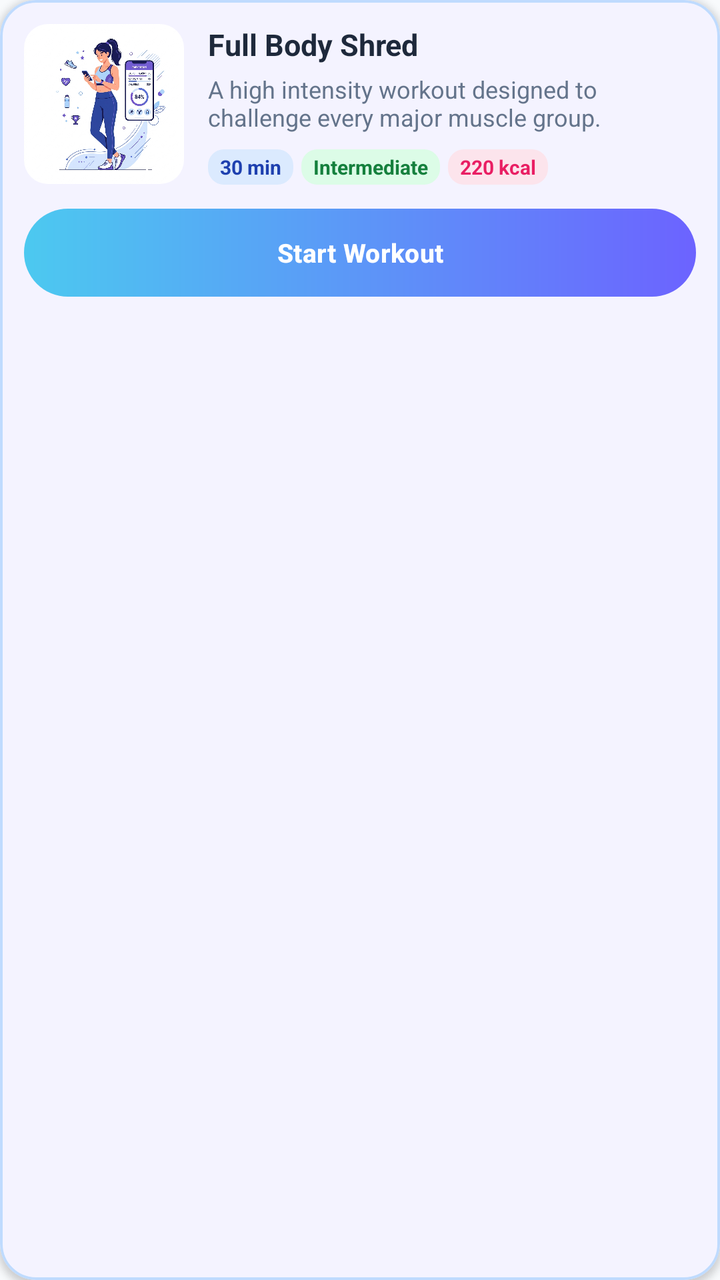
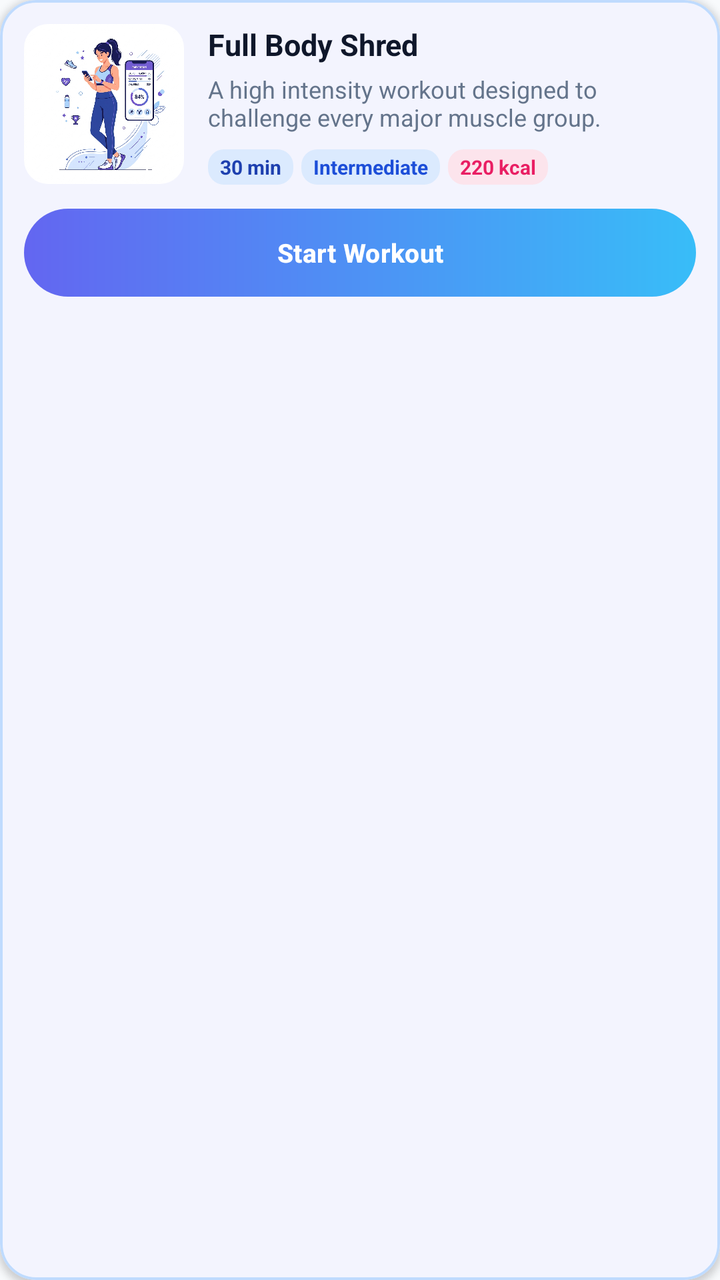

The first picture is an Android layout as it rendered before a commit; the second is the same layout after the commit. The layout source and the unified diff follow.
<!-- AndroidManifest.xml: application theme Theme.FitnessApp -->
<!-- res/layout/item_category_workout.xml -->
<?xml version="1.0" encoding="utf-8"?>
<com.google.android.material.card.MaterialCardView xmlns:android="http://schemas.android.com/apk/res/android"
    xmlns:app="http://schemas.android.com/apk/res-auto"
    android:layout_width="match_parent"
    android:layout_height="wrap_content"
    android:layout_marginHorizontal="12dp"
    android:layout_marginVertical="8dp"
    app:cardCornerRadius="18dp"
    app:cardElevation="2dp"
    app:strokeColor="#BFDBFE"
    app:strokeWidth="1.2dp"
    app:cardBackgroundColor="@color/white"
    android:clickable="true"
    android:focusable="true"
    android:foreground="?android:attr/selectableItemBackground">

    <LinearLayout
        android:layout_width="match_parent"
        android:layout_height="wrap_content"
        android:orientation="vertical"
        android:padding="12dp">

        <LinearLayout
            android:layout_width="match_parent"
            android:layout_height="wrap_content"
            android:orientation="horizontal"
            android:gravity="center_vertical">

            
            <com.google.android.material.card.MaterialCardView
                android:layout_width="80dp"
                android:layout_height="80dp"
                app:cardCornerRadius="12dp"
                app:strokeWidth="0dp"
                app:cardElevation="0dp">
                <ImageView
                    android:id="@+id/ivWorkoutImage"
                    android:layout_width="match_parent"
                    android:layout_height="match_parent"
                    android:scaleType="centerCrop"
                    android:src="@drawable/onboarding_1" />
            </com.google.android.material.card.MaterialCardView>

            <LinearLayout
                android:layout_width="0dp"
                android:layout_height="wrap_content"
                android:layout_weight="1"
                android:orientation="vertical"
                android:layout_marginStart="12dp">

                <TextView
                    android:id="@+id/tvWorkoutTitle"
                    android:layout_width="wrap_content"
                    android:layout_height="wrap_content"
                    android:text="Full Body Shred"
                    android:textColor="@color/black"
                    android:textSize="15sp"
                    android:textStyle="bold" />

                <TextView
                    android:id="@+id/tvWorkoutDesc"
                    android:layout_width="wrap_content"
                    android:layout_height="wrap_content"
                    android:text="A high intensity workout designed to challenge every major muscle group."
                    android:textColor="@color/gray"
                    android:textSize="12sp"
                    android:layout_marginTop="4dp"
                    android:maxLines="2"
                    android:ellipsize="end" />

                
                <LinearLayout
                    android:layout_width="match_parent"
                    android:layout_height="wrap_content"
                    android:orientation="horizontal"
                    android:gravity="center_vertical"
                    android:layout_marginTop="8dp">

                    
                    <TextView
                        android:id="@+id/tvWorkoutDuration"
                        android:layout_width="wrap_content"
                        android:layout_height="wrap_content"
                        android:text="30 min"
                        android:textColor="#1E40AF"
                        android:textSize="10sp"
                        android:textStyle="bold"
                        android:background="@drawable/bg_badge_duration"
                        android:paddingHorizontal="6dp"
                        android:paddingVertical="2dp"
                        android:singleLine="true"
                        android:ellipsize="none"
                        android:layout_marginEnd="4dp" />

                    
                    <TextView
                        android:id="@+id/tvWorkoutDifficulty"
                        android:layout_width="wrap_content"
                        android:layout_height="wrap_content"
                        android:text="Intermediate"
                        android:textColor="#15803D"
                        android:textSize="10sp"
                        android:textStyle="bold"
                        android:background="@drawable/bg_badge_beginner"
                        android:paddingHorizontal="6dp"
                        android:paddingVertical="2dp"
                        android:singleLine="true"
                        android:ellipsize="none"
                        android:layout_marginEnd="4dp" />

                    
                    <TextView
                        android:id="@+id/tvWorkoutCalories"
                        android:layout_width="wrap_content"
                        android:layout_height="wrap_content"
                        android:text="220 kcal"
                        android:textColor="#E91E63"
                        android:textSize="10sp"
                        android:textStyle="bold"
                        android:background="@drawable/bg_badge_calories"
                        android:paddingHorizontal="6dp"
                        android:paddingVertical="2dp"
                        android:singleLine="true"
                        android:ellipsize="none" />

                </LinearLayout>

            </LinearLayout>
        </LinearLayout>

        <FrameLayout
            android:layout_width="match_parent"
            android:layout_height="wrap_content"
            android:layout_marginTop="12dp">

            <Button
                android:id="@+id/btnStartWorkout"
                android:layout_width="match_parent"
                android:layout_height="44dp"
                android:text="Start Workout"
                android:background="@drawable/bg_button_gradient"
                app:backgroundTint="@null"
                android:textColor="@android:color/white"
                android:textAllCaps="false"
                android:textSize="13sp"
                android:textStyle="bold"
                android:elevation="2dp" />

            <ProgressBar
                android:id="@+id/pbStartWorkout"
                android:layout_width="20dp"
                android:layout_height="20dp"
                android:layout_gravity="end|center_vertical"
                android:layout_marginEnd="16dp"
                android:indeterminate="true"
                android:indeterminateTint="@color/white"
                android:visibility="gone" />
        </FrameLayout>

    </LinearLayout>
</com.google.android.material.card.MaterialCardView>
<!-- resources referenced by this layout -->
<resources>
  <color name="black">#1E293B</color>
  <color name="gray">#64748B</color>
  <color name="white">#FFFFFF</color>
  <!-- drawable bg_badge_beginner (drawable) -->
  <shape xmlns:android="http://schemas.android.com/apk/res/android"
      android:shape="rectangle">
      <solid android:color="#DCFCE7" />
      <corners android:radius="8dp" />
  </shape>
  <!-- drawable bg_badge_calories (drawable) -->
  <shape xmlns:android="http://schemas.android.com/apk/res/android"
      android:shape="rectangle">
      <solid android:color="#FCE4EC" />
      <corners android:radius="8dp" />
  </shape>
  <!-- drawable bg_badge_duration (drawable) -->
  <shape xmlns:android="http://schemas.android.com/apk/res/android"
      android:shape="rectangle">
      <solid android:color="#DBEAFE" />
      <corners android:radius="8dp" />
  </shape>
  <!-- drawable bg_button_gradient (drawable) -->
  <?xml version="1.0" encoding="utf-8"?>
  <shape xmlns:android="http://schemas.android.com/apk/res/android"
      android:shape="rectangle">
      <gradient
          android:angle="0"
          android:endColor="@color/blue_gradient_end"
          android:startColor="@color/blue_gradient_start"
          android:type="linear" />
      <corners android:radius="99dp" />
  </shape>
  <!-- drawable onboarding_1: png bitmap (drawable, 358270 bytes) -->
  <style name="Theme.FitnessApp" parent="Theme.Material3.DayNight.NoActionBar">
          
          <item name="colorPrimary">@color/primary</item>
          <item name="colorPrimaryVariant">@color/primary_variant</item>
          <item name="colorSecondary">@color/secondary</item>
          <item name="android:statusBarColor">?attr/colorSurface</item>
          <item name="android:windowLightStatusBar">true</item>
          <item name="android:windowBackground">@color/background_color</item>
          <item name="colorSurface">@color/white</item>
          <item name="colorOnSurface">@color/black</item>
          <item name="colorOnBackground">@color/black</item>
      </style>
  <color name="blue_gradient_end">#6C63FF</color>
  <color name="blue_gradient_start">#4CC9F0</color>
  <color name="primary">#6C63FF</color>
  <color name="primary_variant">#4CC9F0</color>
  <color name="secondary">#3B82F6</color>
  <color name="background_color">#F8FAFC</color>
</resources>

<!-- the commit's change to res/layout/item_category_workout.xml (unified diff, before → after) -->
@@ -98,7 +98,7 @@
                         android:layout_width="wrap_content"
                         android:layout_height="wrap_content"
                         android:text="Intermediate"
-                        android:textColor="#15803D"
+                        android:textColor="#1D4ED8"
                         android:textSize="10sp"
                         android:textStyle="bold"
                         android:background="@drawable/bg_badge_beginner"
<!-- resource entries referenced after the edit -->
@@ -1,12 +1,12 @@
 <!-- resources referenced by this layout -->
 <resources>
-  <color name="black">#1E293B</color>
+  <color name="black">#0F172A</color>
   <color name="gray">#64748B</color>
   <color name="white">#FFFFFF</color>
   <!-- drawable bg_badge_beginner (drawable) -->
   <shape xmlns:android="http://schemas.android.com/apk/res/android"
       android:shape="rectangle">
-      <solid android:color="#DCFCE7" />
+      <solid android:color="#DBEAFE" />
       <corners android:radius="8dp" />
   </shape>
   <!-- drawable bg_badge_calories (drawable) -->
@@ -27,10 +27,10 @@
       android:shape="rectangle">
       <gradient
           android:angle="0"
-          android:endColor="@color/blue_gradient_end"
-          android:startColor="@color/blue_gradient_start"
+          android:startColor="#6366F1"
+          android:endColor="#38BDF8"
           android:type="linear" />
-      <corners android:radius="99dp" />
+      <corners android:radius="24dp" />
   </shape>
   <!-- drawable onboarding_1: png bitmap (drawable, 358270 bytes) -->
   <style name="Theme.FitnessApp" parent="Theme.Material3.DayNight.NoActionBar">
@@ -45,11 +45,9 @@
           <item name="colorOnSurface">@color/black</item>
           <item name="colorOnBackground">@color/black</item>
       </style>
-  <color name="blue_gradient_end">#6C63FF</color>
-  <color name="blue_gradient_start">#4CC9F0</color>
-  <color name="primary">#6C63FF</color>
-  <color name="primary_variant">#4CC9F0</color>
-  <color name="secondary">#3B82F6</color>
+  <color name="primary">#6366F1</color>
+  <color name="primary_variant">#4F46E5</color>
+  <color name="secondary">#38BDF8</color>
   <color name="background_color">#F8FAFC</color>
 </resources>
 
